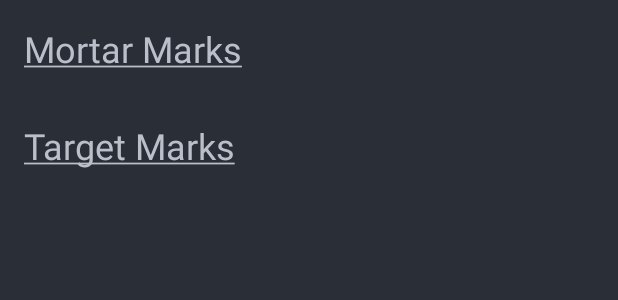
After one commit to lesniakbj/AndroidMortarCalculator, an Android app: the layout edit_points_layout.xml on its own in the app's theme, with its tools: preview values and no code run, on a phone screen of 412 x 824 dp. The commit adds this screen. Shown: the top 300 px of the screen. Run offline under Robolectric (Android 15) with nearby library versions, the phone set to English and light mode, and no system bars; network calls fail.

Commit message:
Added Edit Mark Activity, Fixed Bugs
Fixed issues related to scroll view not scrolling both directions at the
same time. Added in a new View that allows list views to have a maximum
height attribute to them. Added in the ability to load the marks that
have been placed thus far, so that they can be edited or deleted by the
user.

```diff
--- a/SquadAndroidCalculator/app/build.gradle
+++ b/SquadAndroidCalculator/app/build.gradle
@@ -4,7 +4,7 @@ android {
     compileSdkVersion 27
     defaultConfig {
         applicationId "com.squadfinder.brend.squadandroidcalculator"
-        minSdkVersion 19
+        minSdkVersion 24
         targetSdkVersion 27
         versionCode 1
         versionName "1.0"
--- a/SquadAndroidCalculator/app/src/main/AndroidManifest.xml
+++ b/SquadAndroidCalculator/app/src/main/AndroidManifest.xml
@@ -14,7 +14,6 @@
         <activity android:name=".activity.MainActivity">
             <intent-filter>
                 <action android:name="android.intent.action.MAIN" />
-
                 <category android:name="android.intent.category.LAUNCHER" />
             </intent-filter>
         </activity>
--- /dev/null
+++ b/SquadAndroidCalculator/app/src/main/res/layout/edit_points_layout.xml
@@ -0,0 +1,40 @@
+<?xml version="1.0" encoding="utf-8"?>
+<LinearLayout xmlns:android="http://schemas.android.com/apk/res/android"
+    xmlns:app="http://schemas.android.com/apk/res-auto"
+    android:layout_width="match_parent"
+    android:layout_height="match_parent"
+    android:background="@color/colorPrimary"
+    android:orientation="vertical">
+
+    <TextView
+        android:id="@+id/mortarHeader"
+        android:layout_width="wrap_content"
+        android:layout_height="wrap_content"
+        android:layout_marginStart="16dp"
+        android:layout_marginTop="16dp"
+        android:text="@string/str_mortars"
+        android:textAppearance="@style/TextAppearance.AppCompat.Headline"
+        android:textColor="@color/textDark" />
+
+    <com.squadfinder.brend.squadandroidcalculator.view.MaxHeightListView
+        android:id="@+id/mortarMarkListView"
+        android:layout_width="match_parent"
+        android:layout_height="wrap_content"
+        app:layout_constraintEnd_toEndOf="parent" />
+
+    <TextView
+        android:id="@+id/textView2"
+        android:layout_width="wrap_content"
+        android:layout_height="wrap_content"
+        android:layout_marginStart="16dp"
+        android:layout_marginTop="32dp"
+        android:text="@string/str_targets"
+        android:textAppearance="@style/TextAppearance.AppCompat.Headline"
+        android:textColor="@color/textDark" />
+
+    <com.squadfinder.brend.squadandroidcalculator.view.MaxHeightListView
+        android:id="@+id/targetMarkListView"
+        android:layout_width="match_parent"
+        android:layout_height="wrap_content" />
+
+</LinearLayout>
--- a/SquadAndroidCalculator/app/src/main/res/values/strings.xml
+++ b/SquadAndroidCalculator/app/src/main/res/values/strings.xml
@@ -13,6 +13,9 @@
     <string name="str_ok">OK</string>
     <string name="str_loading">Loading…</string>
 
+    <string name="str_mortars"><u>Mortar Marks</u></string>
+    <string name="str_targets"><u>Target Marks</u></string>
+
     <string name="str_help_title">How to Use</string>
     <string name="str_help">
         Welcome to Squad Finder\'s Mortar Calculator. Usage of this app is fairly simple, allowing
```
Also changed, not shown: SquadAndroidCalculator/app/src/main/java/com/squadfinder/brend/squadandroidcalculator/activity/AssignTargetsActivity.java (+11 -0 lines), SquadAndroidCalculator/app/src/main/java/com/squadfinder/brend/squadandroidcalculator/activity/EditPointsActivity.java (+48 -0 lines), SquadAndroidCalculator/app/src/main/java/com/squadfinder/brend/squadandroidcalculator/activity/MainActivity.java (+5 -3 lines), SquadAndroidCalculator/app/src/main/java/com/squadfinder/brend/squadandroidcalculator/activity/MapDetailActivity.java (+12 -5 lines), SquadAndroidCalculator/app/src/main/java/com/squadfinder/brend/squadandroidcalculator/domain/Layer.java (+14 -0 lines), SquadAndroidCalculator/app/src/main/java/com/squadfinder/brend/squadandroidcalculator/domain/SquadMap.java (+4 -3 lines), SquadAndroidCalculator/app/src/main/java/com/squadfinder/brend/squadandroidcalculator/domain/calc/MarkPoint.java (added, +57 -0 lines), SquadAndroidCalculator/app/src/main/java/com/squadfinder/brend/squadandroidcalculator/domain/calc/PointManager.java (+48 -1 lines), SquadAndroidCalculator/app/src/main/java/com/squadfinder/brend/squadandroidcalculator/listener/ImageGestureDetector.java (+31 -39 lines), SquadAndroidCalculator/app/src/main/java/com/squadfinder/brend/squadandroidcalculator/listener/ImageTouchListener.java (+4 -6 lines), SquadAndroidCalculator/app/src/main/java/com/squadfinder/brend/squadandroidcalculator/view/MaxHeightListView.java (added, +59 -0 lines), SquadAndroidCalculator/app/src/main/java/com/squadfinder/brend/squadandroidcalculator/view/OuterHorizontalScrollView.java (added, +47 -0 lines), SquadAndroidCalculator/app/src/main/res/layout/map_detail_layout.xml (+10 -40 lines).
